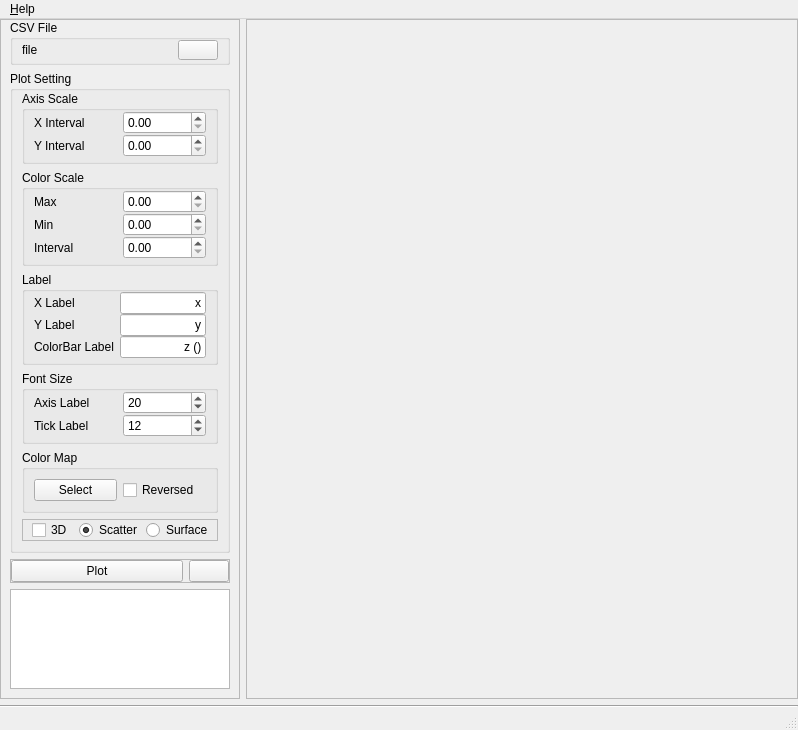
The window that designer/MainWindow.ui (Yolyne/Csv-Heatmapper) describes before a commit, drawn with Qt 5.
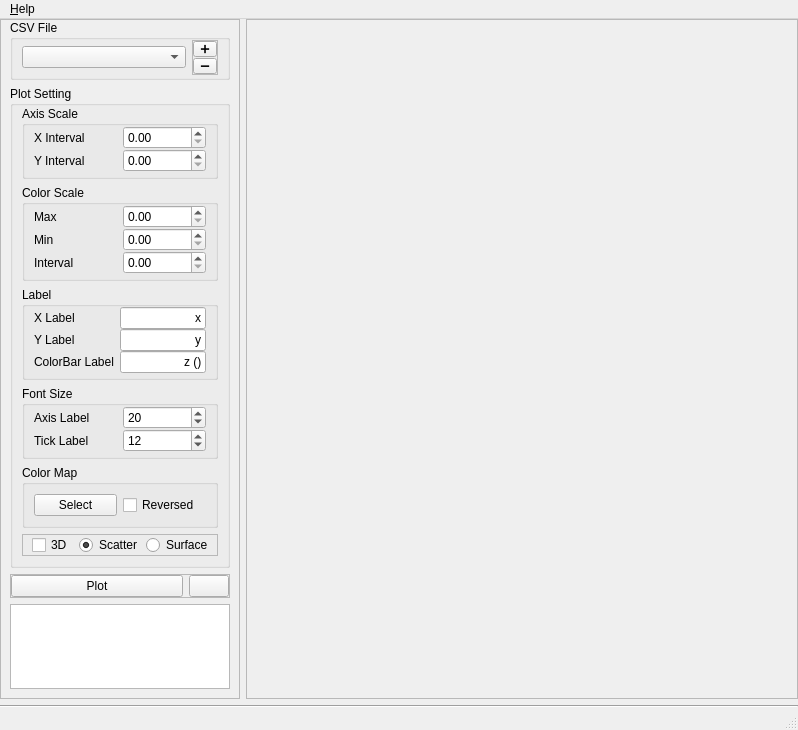
The same window after the commit. Icons and pictures are not drawn.

```diff
--- a/designer/MainWindow.ui
+++ b/designer/MainWindow.ui
@@ -83,7 +83,7 @@
             <property name="minimumSize">
              <size>
               <width>0</width>
-              <height>45</height>
+              <height>60</height>
              </size>
             </property>
             <property name="title">
@@ -97,27 +97,71 @@
               <number>2</number>
              </property>
              <item>
-              <widget class="QLabel" name="label_file">
-               <property name="text">
-                <string>file</string>
-               </property>
-              </widget>
+              <widget class="QComboBox" name="comboBox_files"/>
              </item>
              <item>
-              <widget class="QPushButton" name="pushButton_browse">
+              <widget class="QFrame" name="frame_2">
                <property name="sizePolicy">
-                <sizepolicy hsizetype="Fixed" vsizetype="Fixed">
+                <sizepolicy hsizetype="Fixed" vsizetype="Preferred">
                  <horstretch>0</horstretch>
                  <verstretch>0</verstretch>
                 </sizepolicy>
                </property>
-               <property name="text">
-                <string/>
+               <property name="frameShape">
+                <enum>QFrame::StyledPanel</enum>
                </property>
-               <property name="icon">
-                <iconset resource="resources.qrc">
-                 <normaloff>:/icon/imgs/mglass.png</normaloff>:/icon/imgs/mglass.png</iconset>
+               <property name="frameShadow">
+                <enum>QFrame::Raised</enum>
                </property>
+               <layout class="QVBoxLayout" name="verticalLayout_4">
+                <property name="spacing">
+                 <number>1</number>
+                </property>
+                <property name="leftMargin">
+                 <number>0</number>
+                </property>
+                <property name="topMargin">
+                 <number>0</number>
+                </property>
+                <property name="rightMargin">
+                 <number>0</number>
+                </property>
+                <property name="bottomMargin">
+                 <number>0</number>
+                </property>
+                <item>
+                 <widget class="QToolButton" name="toolButton_addFile">
+                  <property name="sizePolicy">
+                   <sizepolicy hsizetype="Fixed" vsizetype="Fixed">
+                    <horstretch>0</horstretch>
+                    <verstretch>0</verstretch>
+                   </sizepolicy>
+                  </property>
+                  <property name="locale">
+                   <locale language="English" country="UnitedStates"/>
+                  </property>
+                  <property name="text">
+                   <string>➕</string>
+                  </property>
+                 </widget>
+                </item>
+                <item>
+                 <widget class="QToolButton" name="toolButton_substractFile">
+                  <property name="sizePolicy">
+                   <sizepolicy hsizetype="Fixed" vsizetype="Fixed">
+                    <horstretch>0</horstretch>
+                    <verstretch>0</verstretch>
+                   </sizepolicy>
+                  </property>
+                  <property name="locale">
+                   <locale language="English" country="UnitedStates"/>
+                  </property>
+                  <property name="text">
+                   <string>➖</string>
+                  </property>
+                 </widget>
+                </item>
+               </layout>
               </widget>
              </item>
             </layout>
@@ -510,7 +554,11 @@
            </widget>
           </item>
           <item>
-           <widget class="QListWidget" name="listWidget"/>
+           <widget class="QListWidget" name="listWidget">
+            <property name="locale">
+             <locale language="English" country="UnitedStates"/>
+            </property>
+           </widget>
           </item>
          </layout>
         </widget>
```
Left out of the diff: 147 changed lines with no effect on the pictures.
